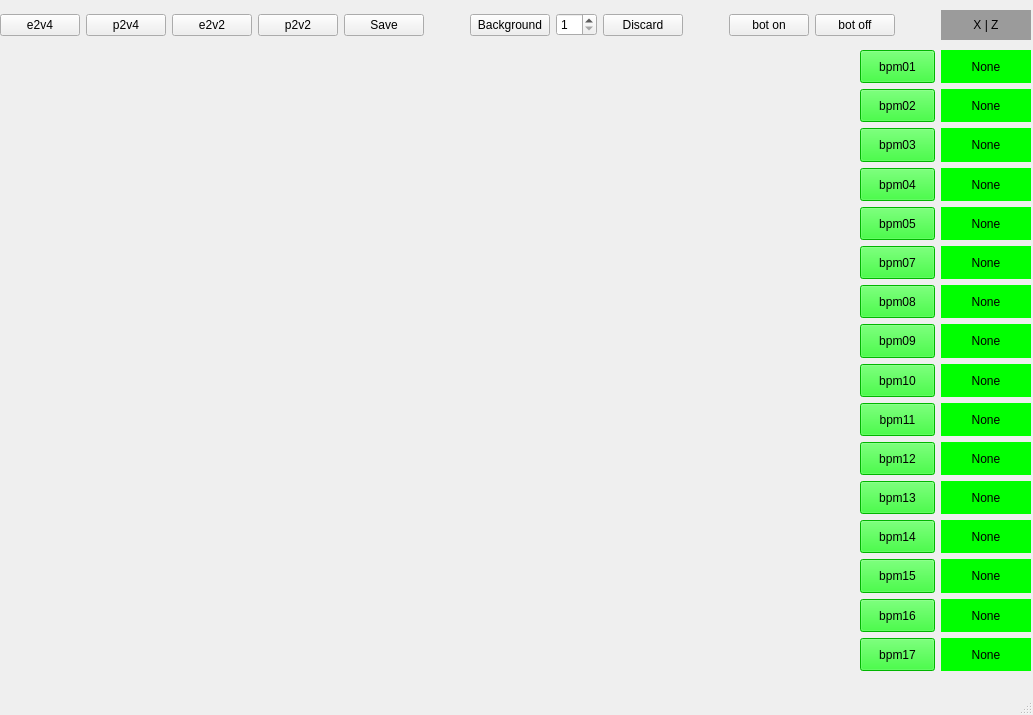
First picture: the form in uis/bpm's.ui, repository vitaliibalakin/c_orbit, before the edit.
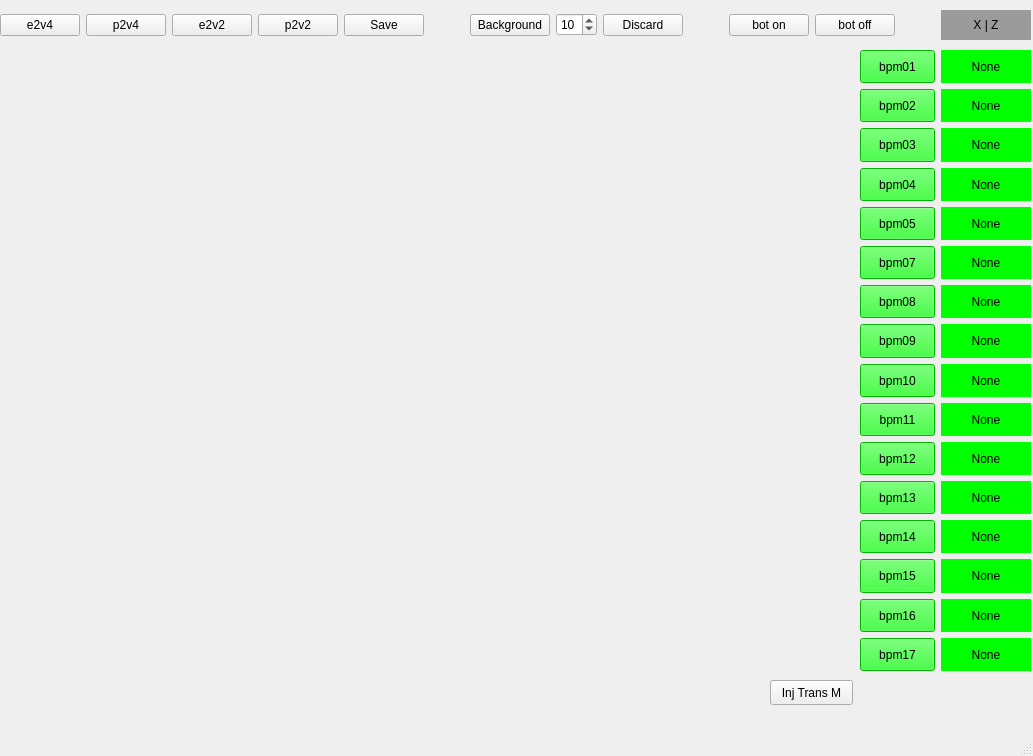
Second picture: the form after the edit.

```diff
--- a/uis/bpm's.ui
+++ b/uis/bpm's.ui
@@ -7,7 +7,7 @@
     <x>0</x>
     <y>0</y>
     <width>1033</width>
-    <height>715</height>
+    <height>756</height>
    </rect>
   </property>
   <property name="windowTitle">
@@ -143,6 +143,9 @@
        <property name="minimum">
         <number>1</number>
        </property>
+       <property name="value">
+        <number>10</number>
+       </property>
       </widget>
      </item>
      <item row="0" column="11">
@@ -973,6 +976,19 @@
      </item>
     </layout>
    </widget>
+   <widget class="QPushButton" name="btn_inj_m">
+    <property name="geometry">
+     <rect>
+      <x>770</x>
+      <y>680</y>
+      <width>83</width>
+      <height>25</height>
+     </rect>
+    </property>
+    <property name="text">
+     <string>Inj Trans M</string>
+    </property>
+   </widget>
   </widget>
   <widget class="QMenuBar" name="menubar">
    <property name="geometry">
```
